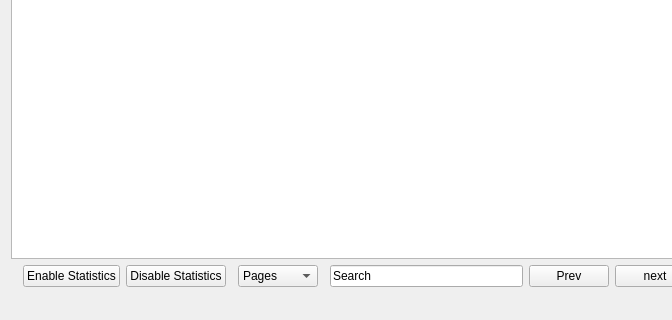
Before: the Qt Designer form src/basicbookreader.ui in lettergram/basicbookreader, drawn with Qt 5; both pictures show x 0 to 672 and y 330 to 650 of the 800 by 650 pixel window.
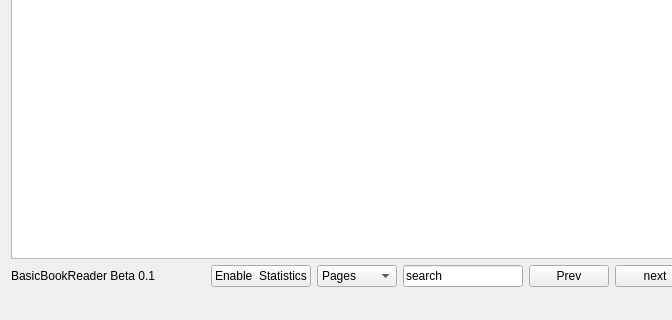
After: the same form once the commit is applied.

Commit message: Merged stats button, added pleasent key controls

Diff of the .ui file:
```diff
--- a/src/basicbookreader.ui
+++ b/src/basicbookreader.ui
@@ -21,37 +21,6 @@
   </property>
   <widget class="QWidget" name="centralWidget">
    <layout class="QGridLayout" name="gridLayout">
-    <item row="4" column="3">
-     <widget class="QPushButton" name="disable_stats_button">
-      <property name="text">
-       <string>Disable Statistics</string>
-      </property>
-     </widget>
-    </item>
-    <item row="4" column="5" colspan="3">
-     <widget class="QComboBox" name="comboBox">
-      <item>
-       <property name="text">
-        <string>Pages</string>
-       </property>
-      </item>
-      <item>
-       <property name="text">
-        <string>Chapters</string>
-       </property>
-      </item>
-     </widget>
-    </item>
-    <item row="4" column="9">
-     <widget class="QLineEdit" name="lineEdit_page">
-      <property name="text">
-       <string>Search</string>
-      </property>
-      <property name="maxLength">
-       <number>50</number>
-      </property>
-     </widget>
-    </item>
     <item row="2" column="16">
      <widget class="QPushButton" name="pushButton">
       <property name="text">
@@ -97,10 +66,53 @@
       </property>
      </widget>
     </item>
-    <item row="4" column="2">
+    <item row="4" column="9">
+     <widget class="QLineEdit" name="lineEdit_page">
+      <property name="enabled">
+       <bool>true</bool>
+      </property>
+      <property name="maximumSize">
+       <size>
+        <width>120</width>
+        <height>16777215</height>
+       </size>
+      </property>
+      <property name="autoFillBackground">
+       <bool>false</bool>
+      </property>
+      <property name="text">
+       <string>search</string>
+      </property>
+      <property name="maxLength">
+       <number>20</number>
+      </property>
+     </widget>
+    </item>
+    <item row="4" column="8">
+     <widget class="QComboBox" name="comboBox">
+      <item>
+       <property name="text">
+        <string>Pages</string>
+       </property>
+      </item>
+      <item>
+       <property name="text">
+        <string>Chapters</string>
+       </property>
+      </item>
+     </widget>
+    </item>
+    <item row="4" column="7">
      <widget class="QPushButton" name="enable_stats_button">
       <property name="text">
-       <string>Enable Statistics</string>
+       <string>Enable  Statistics</string>
+      </property>
+     </widget>
+    </item>
+    <item row="4" column="0" colspan="7">
+     <widget class="QLabel" name="label">
+      <property name="text">
+       <string>BasicBookReader Beta 0.1</string>
       </property>
      </widget>
     </item>
```
The commit also changes 3 other files.
